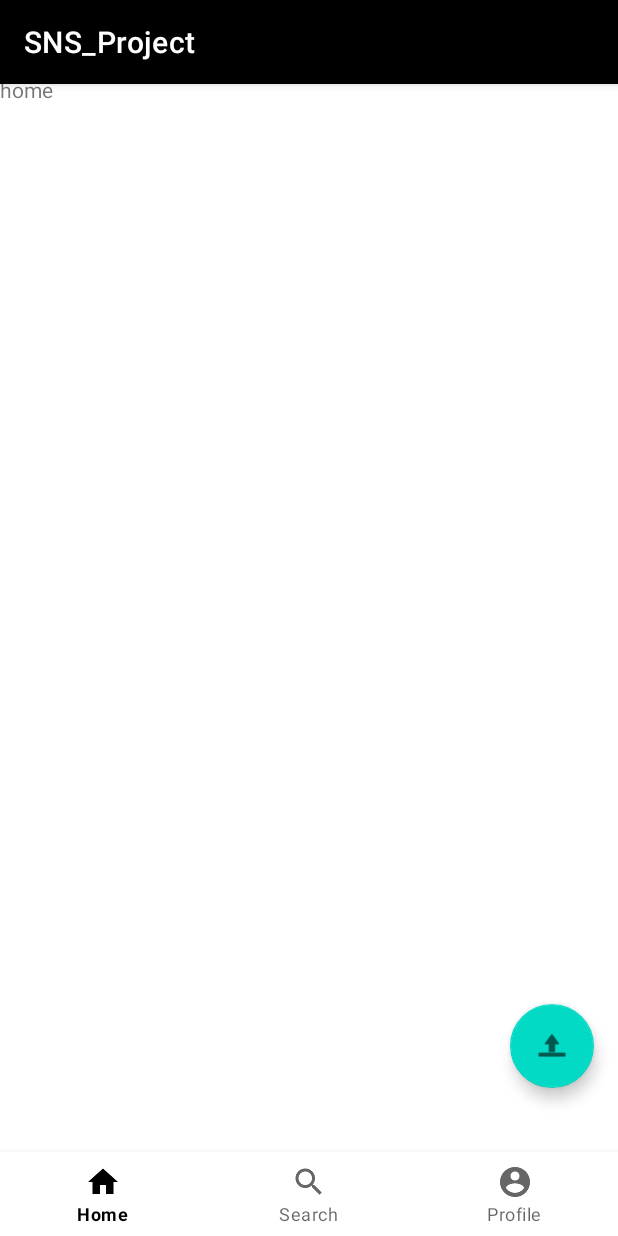
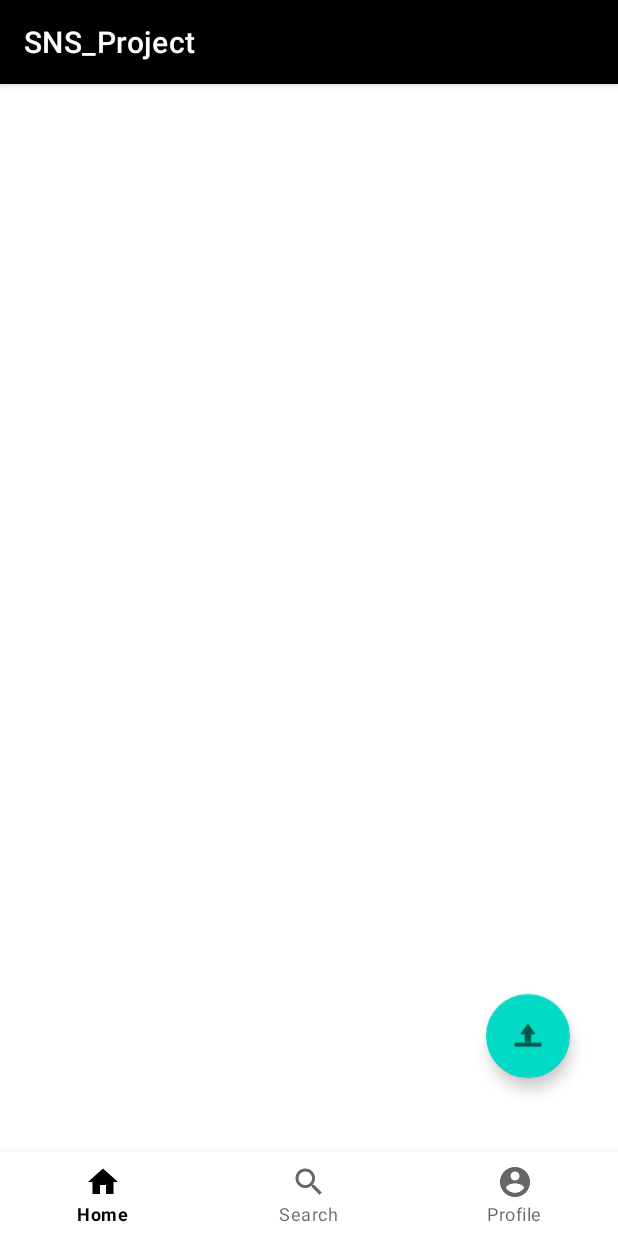
Before and after one commit to Android-SNS/SNS-Project, an Android app: the HomeFragment screen opened directly, with no data from a screen before it, on a phone screen of 412 x 824 dp. Run offline under Robolectric (Android 15) with nearby library versions, the phone set to English and light mode, and no system bars; our stand-ins replace Firebase (no records; nobody signed in at launch, a user with empty details on screens opened directly).

Commit message:
add home

```diff
--- a/app/src/main/java/com/example/sns_project/HomeFragment.kt
+++ b/app/src/main/java/com/example/sns_project/HomeFragment.kt
@@ -1,5 +1,6 @@
 package com.example.sns_project
 
+import android.annotation.SuppressLint
 import android.content.Intent
 import android.content.pm.PackageManager
 import android.os.Bundle
@@ -8,9 +9,18 @@ import android.view.LayoutInflater
 import android.view.View
 import android.view.ViewGroup
 import android.widget.Button
+import android.widget.ImageView
+import android.widget.TextView
+import androidx.appcompat.widget.LinearLayoutCompat
 import androidx.core.app.ActivityCompat
 import androidx.core.content.ContextCompat
+import androidx.recyclerview.widget.LinearLayoutManager
+import androidx.recyclerview.widget.RecyclerView
+import com.bumptech.glide.Glide
+import com.bumptech.glide.request.RequestOptions
 import com.google.android.material.floatingactionbutton.FloatingActionButton
+import com.google.firebase.auth.FirebaseAuth
+import com.google.firebase.firestore.FirebaseFirestore
 
 //import com.example.sns_project.databinding.FragmentHomeBinding
 
@@ -28,6 +38,9 @@ class HomeFragment : Fragment() {
     // TODO: Rename and change types of parameters
     private var param1: String? = null
     private var param2: String? = null
+    var contentDTOs : ArrayList<ContentDTO> = arrayListOf()
+    var uid : String? = null
+    var auth : FirebaseAuth? = null
 
     override fun onCreate(savedInstanceState: Bundle?) {
         super.onCreate(savedInstanceState)
@@ -37,53 +50,69 @@ class HomeFragment : Fragment() {
         }
     }
 
-    override fun onCreateView(
-        inflater: LayoutInflater, container: ViewGroup?,
-        savedInstanceState: Bundle?
-    ): View? {
-        // Inflate the layout for this fragment
+    override fun onCreateView(inflater: LayoutInflater, container: ViewGroup?, savedInstanceState: Bundle?): View? {
         val uploadView = inflater.inflate(R.layout.fragment_home, container, false)
-        //Intent addPostingActivity = new Intent(getActivity(), addPostingActivity.class)
+        val fButton = uploadView.findViewById<FloatingActionButton>(R.id.floatingActionButton)
+        val homeView = uploadView.findViewById<RecyclerView>(R.id.homeView)
+        homeView.setHasFixedSize(true)
 
-//        ActivityCompat.requestPermissions(activity,
-//            arrayOf(android.Manifest.permission.READ_EXTERNAL_STORAGE), 1)
-        val fButton = uploadView.findViewById<FloatingActionButton>(R.id.floatingActionButton)
+        uid = arguments?.getString("destinationUid")
+        auth = FirebaseAuth.getInstance()
+
+        val adapter = HomeAdapter()
+        homeView.adapter = adapter
+        homeView.layoutManager = LinearLayoutManager(context)
 
         fButton.setOnClickListener {
             activity?.finish()
             startActivity(
                 Intent(activity, AddPostingActivity::class.java))
-//            if(ContextCompat.checkSelfPermission(getActivity(), android.Manifest.permission.READ_EXTERNAL_STORAGE) == PackageManager.PERMISSION_GRANTED) {
-//                startActivity(
-//                    Intent(activity, AddPostingActivity::class.java)
-//                )
-//            }
         }
         return uploadView
     }
 
-//    override fun onViewCreated(view: View, savedInstanceState: Bundle?) {
-//        super.onViewCreated(view, savedInstanceState)
-//
-//        val fragmentHomeBinding = FragmentHomeBinding.bind(view)
-//        val binding = fragmentHomeBinding
-//
-//        initFloatingButton(view)
-//
-//        binding!!.addFloatingButton
-//    }
+    @SuppressLint("NotifyDataSetChanged")
+    inner class HomeAdapter : RecyclerView.Adapter<RecyclerView.ViewHolder>(){
+        private var contentDTOs : ArrayList<ContentDTO> = arrayListOf()
+        private var followDTOs : ArrayList<ContentDTO> = arrayListOf()
+        inner class ViewHolder(view: View) : RecyclerView.ViewHolder(view)
 
-//    override fun onViewCreated(view: View, savedInstanceState: Bundle?) {
-//        super.onViewCreated(view, savedInstanceState)
-//
-//        val fragmentHomeBinding = FragmentHomeBinding.bind(view)
-//        fragmentHomeBinding.floatingActionButton.setOnClickListener {
-//            startActivity(Intent(this, addPostingActivity::class.java))
-//        }
-//
-//
-//    }
+        private val firestore = FirebaseFirestore.getInstance()
 
+        init {
+            firestore.collection("images").addSnapshotListener { querySnapshot, firebaseFirestoreException ->
+                if(querySnapshot == null) return@addSnapshotListener
+                for(snapshot in querySnapshot.documents){
+                    contentDTOs.add(snapshot.toObject(ContentDTO::class.java)!!)
+                }
+            }
+            firestore.collection("following").document(uid!!).addSnapshotListener { querySnapshot, firebaseFirestoreException ->
+                if(querySnapshot == null) return@addSnapshotListener
+                val followDTO = querySnapshot.toObject(FollowDTO::class.java)
+            }
+            notifyDataSetChanged()
+        }
+
+        override fun onCreateViewHolder(parent: ViewGroup, viewType: Int): ViewHolder {
+            val view = LayoutInflater.from(parent.context).inflate(R.layout.post_item, parent, false)
+            return ViewHolder(view)
+        }
+
+        override fun onBindViewHolder(holder: RecyclerView.ViewHolder, position: Int) {
+            val postings = contentDTOs[position]
+            val width = resources.displayMetrics.widthPixels
+            val imageView = (holder.itemView.findViewById(R.id.post_image) as ImageView)
+            imageView.layoutParams = LinearLayoutCompat.LayoutParams(width, width)
+            Glide.with(holder.itemView.context).load(contentDTOs[position].imageUrl).apply(RequestOptions().centerCrop()).into(imageView)
+            holder.itemView.findViewById<TextView>(R.id.username).text = postings.userId
+            holder.itemView.findViewById<TextView>(R.id.publisher).text = postings.userId
+            holder.itemView.findViewById<TextView>(R.id.description).text = postings.explain
+        }
+
+        override fun getItemCount(): Int {
+            return contentDTOs.size
+        }
+    }
 
     companion object {
         /**
--- a/app/src/main/java/com/example/sns_project/MainActivity.kt
+++ b/app/src/main/java/com/example/sns_project/MainActivity.kt
@@ -36,8 +36,12 @@ class MainActivity : AppCompatActivity() {
                     R.id.home -> {
                         //bnv_main.itemIconTintList = ContextCompat.getColorStateList(this, R.color.color_bnv1)
                         //bnv_main.itemTextColor = ContextCompat.getColorStateList(this, R.color.color_bnv1)
-
-                        HomeFragment()
+                        val homeFragment = HomeFragment()
+                        val bundle = Bundle()
+                        val uid = FirebaseAuth.getInstance().currentUser?.uid
+                        bundle.putString("destinationUid", uid)
+                        homeFragment.arguments = bundle
+                        homeFragment
                         // Respond to navigation item 1 click
                     }
                     R.id.search -> {
--- a/app/src/main/java/com/example/sns_project/ProfileFragment.kt
+++ b/app/src/main/java/com/example/sns_project/ProfileFragment.kt
@@ -121,7 +121,7 @@ class ProfileFragment : Fragment() {
         //내페이지를 입력햇을때 내 uid 이고 상대방 페이지를 누르면 상대방의 uid
         firestore?.collection("following")?.document(uid!!)?.addSnapshotListener { documentSnapshot, firebaseFirestoreException ->
             if(documentSnapshot == null) return@addSnapshotListener
-            val followDTO  = documentSnapshot.toObject(FollowDTO::class.java)
+            val followDTO = documentSnapshot.toObject(FollowDTO::class.java)
             if(followDTO?.follwingCount != null){
                 view?.findViewById<TextView>(R.id.account_tv_following_count)?.text = followDTO.follwingCount.toString()
             }
--- a/app/src/main/java/com/example/sns_project/SearchFragment.kt
+++ b/app/src/main/java/com/example/sns_project/SearchFragment.kt
@@ -14,10 +14,6 @@ import android.widget.TextView
 import androidx.recyclerview.widget.LinearLayoutManager
 import androidx.recyclerview.widget.RecyclerView
 import com.google.firebase.auth.FirebaseAuth
-import com.google.firebase.database.DataSnapshot
-import com.google.firebase.database.DatabaseError
-import com.google.firebase.database.FirebaseDatabase
-import com.google.firebase.database.ValueEventListener
 import com.google.firebase.firestore.FirebaseFirestore
 import com.google.firebase.firestore.ktx.firestore
 import com.google.firebase.ktx.Firebase
--- a/app/src/main/res/layout/fragment_home.xml
+++ b/app/src/main/res/layout/fragment_home.xml
@@ -7,28 +7,24 @@
     android:layout_height="match_parent"
     tools:context=".HomeFragment">
 
-    <!-- TODO: Update blank fragment layout -->
-    <TextView
-        android:id="@+id/textView2"
-        android:layout_width="413dp"
-        android:layout_height="619dp"
-        android:text="home"
-        app:layout_constraintBottom_toTopOf="@+id/floatingActionButton"
-        app:layout_constraintStart_toStartOf="parent"
-        app:layout_constraintTop_toTopOf="parent" />
-
     <com.google.android.material.floatingactionbutton.FloatingActionButton
         android:id="@+id/floatingActionButton"
         android:layout_width="wrap_content"
         android:layout_height="wrap_content"
-        android:layout_marginStart="356dp"
         android:layout_marginEnd="32dp"
         android:layout_marginBottom="49dp"
         android:clickable="true"
         android:src="@android:drawable/ic_menu_upload"
         app:layout_constraintBottom_toBottomOf="parent"
+        app:layout_constraintEnd_toEndOf="parent" />
+
+    <androidx.recyclerview.widget.RecyclerView
+        android:id="@+id/homeView"
+        android:layout_width="0dp"
+        android:layout_height="0dp"
+        app:layout_constraintBottom_toBottomOf="parent"
         app:layout_constraintEnd_toEndOf="parent"
-        app:layout_constraintStart_toStartOf="@+id/textView2"
-        app:layout_constraintTop_toBottomOf="@+id/textView2" />
+        app:layout_constraintStart_toStartOf="parent"
+        app:layout_constraintTop_toTopOf="parent" />
 
 </androidx.constraintlayout.widget.ConstraintLayout>
```
Also changed, not shown: app/src/main/res/layout/post_item.xml (added, +51 -0 lines).
